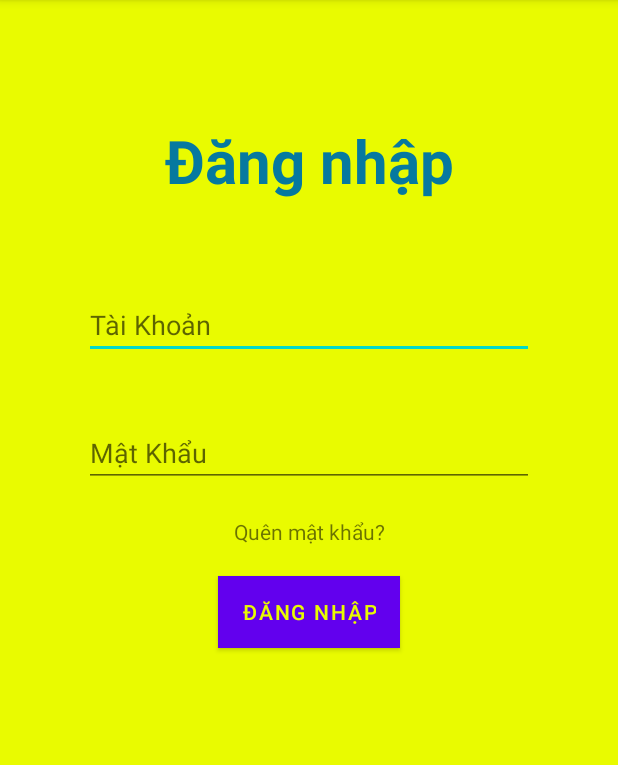
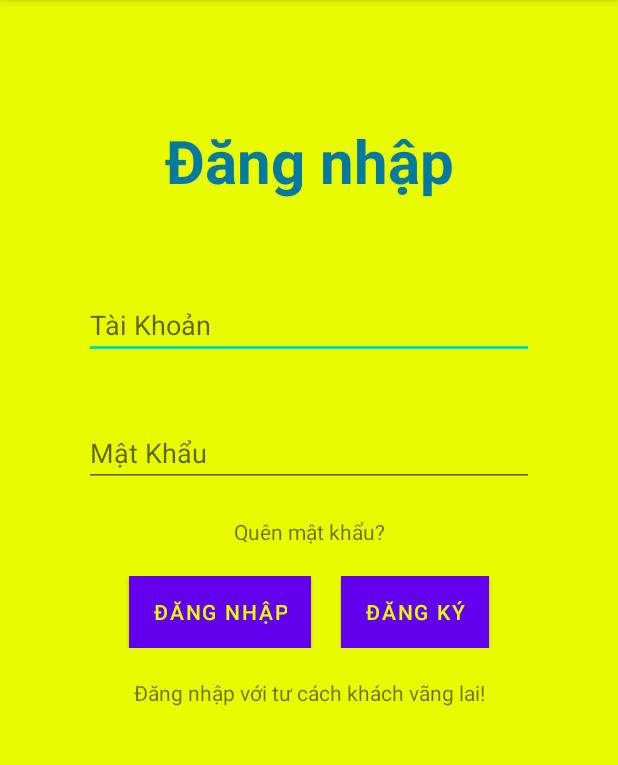
Before and after one commit to Vietdut710/Project, an Android app: the screen it shows after launch (MainActivity), on a phone screen of 412 x 824 dp, the part 84-849 px from its top. Run offline under Robolectric (Android 15) with nearby library versions, the phone set to English and light mode, and no system bars; plain views replace AwesomeTextInputLayout.

Commit message:
update login

```diff
--- a/app/src/main/res/layout/activity_login.xml
+++ b/app/src/main/res/layout/activity_login.xml
@@ -60,16 +60,44 @@
         android:layout_marginTop="20dp"
         android:text="@string/forgetpass"
         />
-    <Button
-        android:id="@+id/btn_login"
-        android:layout_width="wrap_content"
+    <LinearLayout
+        android:id="@+id/lo_btn"
+        android:layout_width="match_parent"
         android:layout_height="wrap_content"
         app:layout_constraintTop_toBottomOf="@id/tv_forget"
         app:layout_constraintStart_toStartOf="parent"
         app:layout_constraintEnd_toEndOf="parent"
+        android:orientation="horizontal"
         android:layout_marginTop="20dp"
-        android:text="@string/login"
-        android:textColor="@color/background_yellow"
-        android:background="@color/black"
+        android:gravity="center">
+        <Button
+            android:id="@+id/btn_login"
+            android:layout_width="wrap_content"
+            android:layout_height="wrap_content"
+            android:text="@string/login"
+            android:textColor="@color/background_yellow"
+            android:background="@color/black"
+            />
+        <Button
+            android:id="@+id/btn_signup"
+            android:layout_marginLeft="20dp"
+            android:layout_width="wrap_content"
+            android:layout_height="wrap_content"
+            android:text="@string/signup"
+            android:textColor="@color/background_yellow"
+            android:background="@color/black"
+            />
+    </LinearLayout>
+    <TextView
+        android:id="@+id/tv_ignore"
+        android:layout_width="wrap_content"
+        android:layout_height="wrap_content"
+        app:layout_constraintTop_toBottomOf="@id/lo_btn"
+        app:layout_constraintStart_toStartOf="parent"
+        app:layout_constraintEnd_toEndOf="parent"
+        android:layout_marginTop="20dp"
+        android:text="@string/guestlogin"
         />
+
+
 </androidx.constraintlayout.widget.ConstraintLayout>
```
